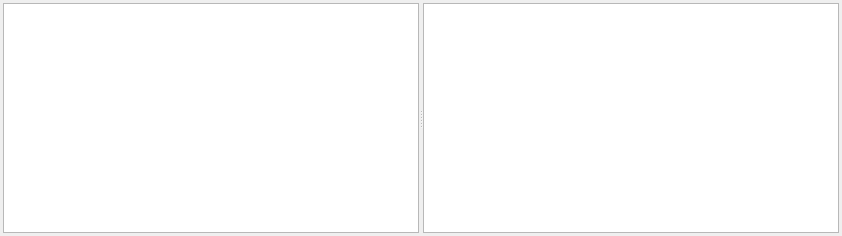
timi-liuliang/echo, file editor/echo/Editor/UI/Document/Document.ui: the form before one commit.
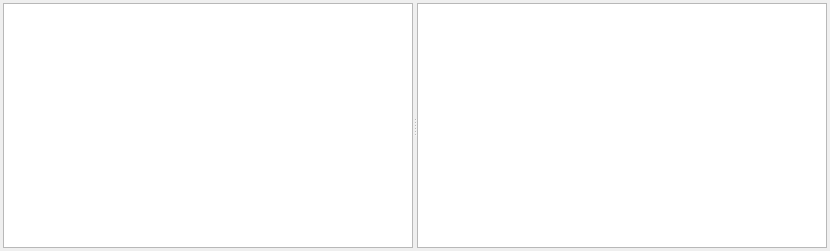
The form after the commit.

```diff
--- a/editor/echo/Editor/UI/Document/Document.ui
+++ b/editor/echo/Editor/UI/Document/Document.ui
@@ -1,19 +1,20 @@
 <?xml version="1.0" encoding="UTF-8"?>
 <ui version="4.0">
  <class>DocumentPanel</class>
- <widget class="QWidget" name="DocumentPanel">
+ <widget class="QDockWidget" name="DocumentPanel">
   <property name="geometry">
    <rect>
     <x>0</x>
     <y>0</y>
-    <width>842</width>
-    <height>236</height>
+    <width>830</width>
+    <height>251</height>
    </rect>
   </property>
   <property name="windowTitle">
    <string>Document</string>
   </property>
-  <layout class="QHBoxLayout" name="horizontalLayout">
+  <widget class="QWidget" name="dockWidgetContents">
+   <layout class="QVBoxLayout" name="verticalLayout">
    <property name="spacing">
     <number>3</number>
    </property>
@@ -51,6 +52,7 @@
     </widget>
    </item>
   </layout>
+  </widget>
  </widget>
  <resources/>
  <connections/>
```
Lines whose indentation alone changed are shown as unchanged.
